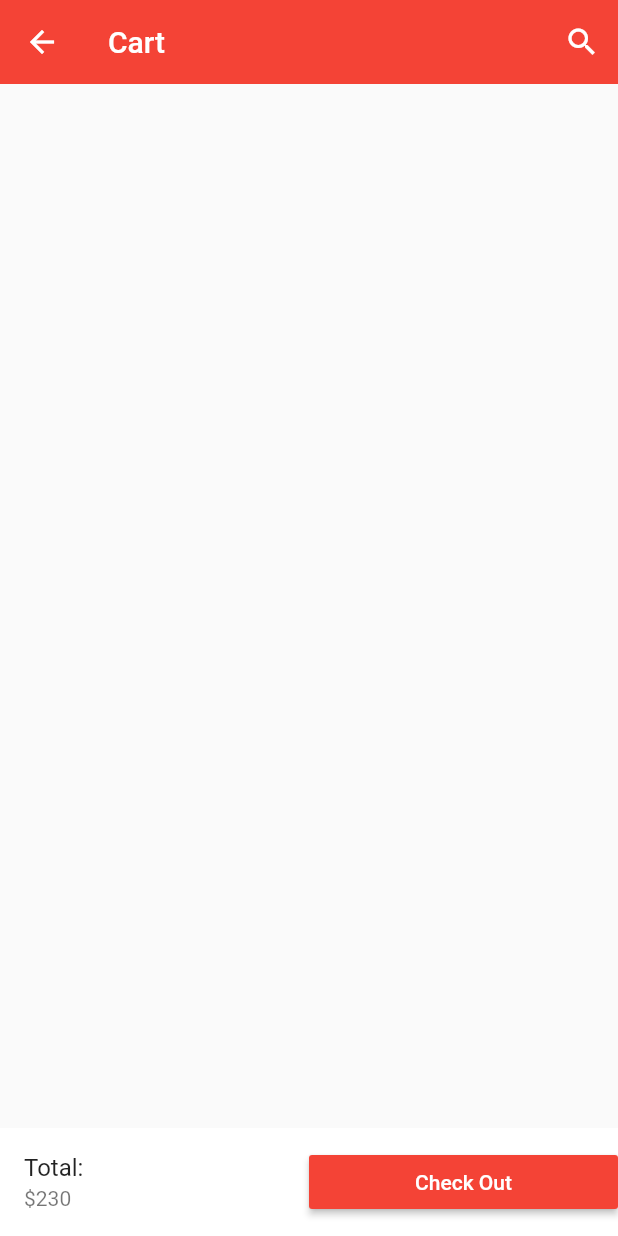
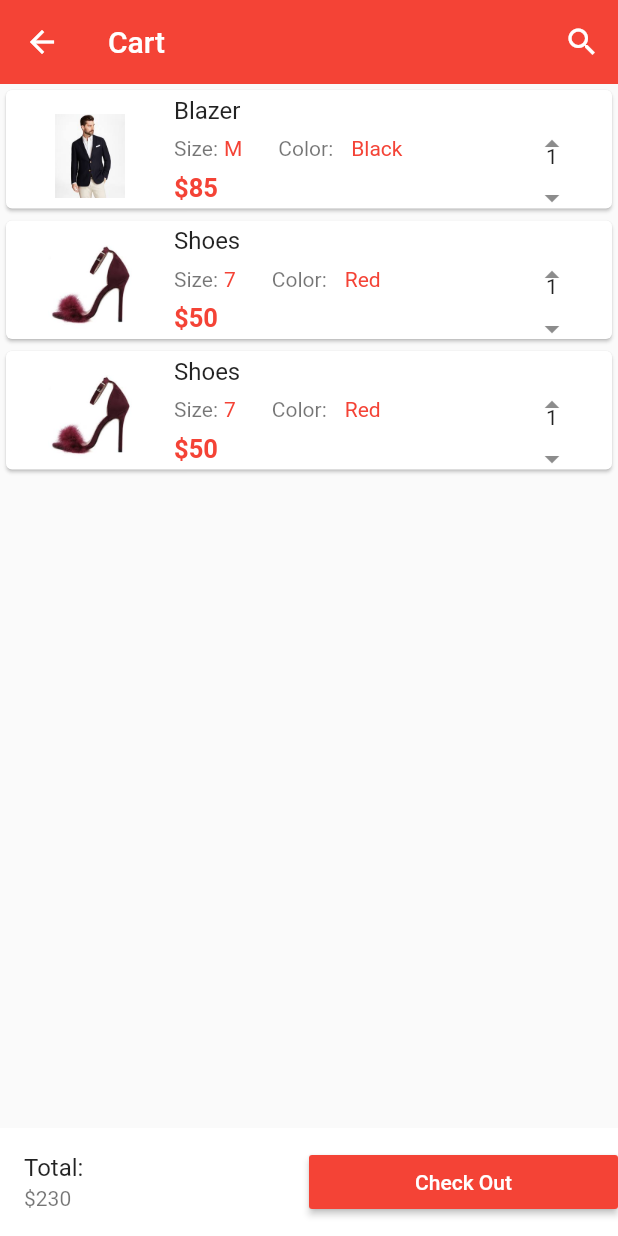
Before and after one commit to Kribas/Ecommerce, a Flutter app: the Cart screen opened directly, on a phone screen of 412 x 824 dp. Run offline on Flutter 3.47's test engine with Material 2 defaults, Android fonts, the phone set to English and light mode, and no system bars; our stand-ins replace carousel_pro.

Commit message:
initial commit

```diff
--- /dev/null
+++ b/lib/components/cart_product.dart
@@ -0,0 +1,140 @@
+import 'package:flutter/material.dart';
+
+class Cart_products extends StatefulWidget {
+  @override
+  _Cart_productsState createState() => _Cart_productsState();
+}
+
+class _Cart_productsState extends State<Cart_products> {
+  var Products_on_the_cart = [
+    {
+      "name":"Blazer",
+      "picture":"images/products/blazer1.jpeg",
+      "price":85,
+      "size": "M",
+      "color": "Black",
+      "quantity": 1
+    },
+
+    {
+      "name":"Shoes",
+      "picture":"images/products/hills1.jpeg",
+      "price":50,
+      "size": "7",
+      "color": "Red",
+      "quantity": 1
+    },
+
+    {
+      "name":"Shoes",
+      "picture":"images/products/hills1.jpeg",
+      "price":50,
+      "size": "7",
+      "color": "Red",
+      "quantity": 1
+    },
+
+  ];
+
+  @override
+  Widget build(BuildContext context) {
+    return ListView.builder(
+      itemCount: Products_on_the_cart.length,
+      itemBuilder: (context, index) {
+        return Single_cart_product(
+          cart_product_name: Products_on_the_cart[index]["name"],
+          cart_prod_picture: Products_on_the_cart[index]["picture"],
+          cart_prod_price: Products_on_the_cart[index]["price"],
+          cart_prod_size: Products_on_the_cart[index]["size"],
+          cart_prod_color: Products_on_the_cart[index]["color"],
+          cart_prod_qty: Products_on_the_cart[index]["quantity"],
+        );
+      },
+    );
+  }
+}
+
+class Single_cart_product extends StatelessWidget {
+  final cart_product_name;
+  final cart_prod_picture;
+  final cart_prod_price;
+  final cart_prod_size;
+  final cart_prod_color;
+  final cart_prod_qty;
+
+  Single_cart_product({
+    this.cart_product_name,
+    this.cart_prod_picture,
+    this.cart_prod_price,
+    this.cart_prod_size,
+    this.cart_prod_color,
+    this.cart_prod_qty
+});
+
+  @override
+  Widget build(BuildContext context) {
+    return Card(
+      child: ListTile(
+        leading: Image.asset(cart_prod_picture,width: 80.0,height: 80.0,),
+        title: Text(cart_product_name),
+        subtitle: Column(
+          children: [
+            Row(
+              children: [
+                Padding(
+                  padding: const EdgeInsets.all(0.0),
+                  child: Text("Size:"),
+                ),
+
+                Padding(
+                  padding: EdgeInsets.all(4.0),
+                  child: Text(cart_prod_size,style: TextStyle(color: Colors.red),),
+                ),
+
+                Padding(
+                  padding: EdgeInsets.fromLTRB(20.0, 8.0, 8.0, 8.0),
+                  child: Text("Color:"),
+                ),
+
+                Padding(
+                  padding: EdgeInsets.all(4.0),
+                  child: Text(cart_prod_color,style: TextStyle(color: Colors.red),),
+                ),
+              ],
+
+            ),
+
+            Container(
+              alignment: Alignment.topLeft,
+              child: Text("\$${cart_prod_price}",
+                style: TextStyle(
+                    fontSize: 17.0,
+                    fontWeight: FontWeight.bold,
+                    color: Colors.red),
+              ),
+            ),
+
+          ],
+        ),
+        trailing: Column(
+          children: [
+            Expanded(
+              flex: 2,
+              child: IconButton(
+                  icon: Icon(Icons.arrow_drop_up),
+                  onPressed: () {}),
+            ),
+            Text('$cart_prod_qty'),
+            Expanded(
+              flex: 2,
+              child: IconButton(icon: Icon(Icons.arrow_drop_down),
+                  onPressed: () {}),
+            )
+          ],
+        ),
+      ),
+    );
+  }
+
+
+}
--- a/lib/pages/cart.dart
+++ b/lib/pages/cart.dart
@@ -1,4 +1,5 @@
 import 'package:flutter/material.dart';
+import 'package:shopsolutions/components/cart_product.dart';
 
 class Cart extends StatefulWidget {
   @override
@@ -17,6 +18,8 @@ class _CartState extends State<Cart> {
           IconButton(icon: Icon(Icons.search,color: Colors.white,), onPressed: () {}),
         ],
       ),
+
+      body: Cart_products(),
 
       bottomNavigationBar: Container(
         color: Colors.white,
```
